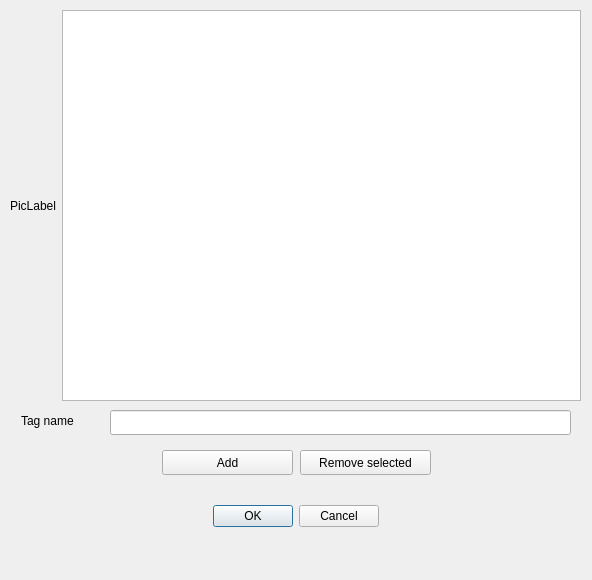
Old version of the form ShidBooru/ItemEditor.ui in the repository lsalmon/ShidBooru.
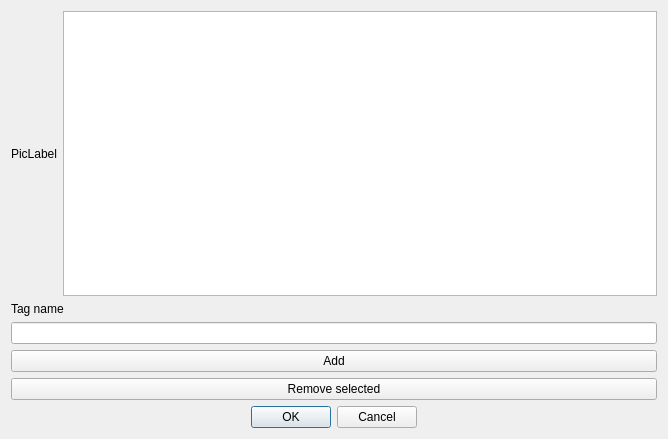
New version of the form.

Commit message: Fix resizing of pictures in item editor by adding vertical layout to QDialog

Patch:
```diff
--- a/ShidBooru/ItemEditor.ui
+++ b/ShidBooru/ItemEditor.ui
@@ -6,42 +6,19 @@
    <rect>
     <x>0</x>
     <y>0</y>
-    <width>592</width>
-    <height>580</height>
+    <width>668</width>
+    <height>439</height>
    </rect>
   </property>
   <property name="windowTitle">
    <string>Dialog</string>
   </property>
-  <widget class="QDialogButtonBox" name="buttonBox">
-   <property name="geometry">
-    <rect>
-     <x>10</x>
-     <y>500</y>
-     <width>571</width>
-     <height>32</height>
-    </rect>
-   </property>
-   <property name="orientation">
-    <enum>Qt::Horizontal</enum>
-   </property>
-   <property name="standardButtons">
-    <set>QDialogButtonBox::Cancel|QDialogButtonBox::Ok</set>
-   </property>
-   <property name="centerButtons">
-    <bool>true</bool>
-   </property>
-  </widget>
-  <widget class="QWidget" name="horizontalLayoutWidget">
-   <property name="geometry">
-    <rect>
-     <x>10</x>
-     <y>10</y>
-     <width>571</width>
-     <height>391</height>
-    </rect>
-   </property>
+  <layout class="QVBoxLayout" name="verticalLayout">
+   <item>
    <layout class="QHBoxLayout" name="horizontalLayout">
+     <property name="sizeConstraint">
+      <enum>QLayout::SetDefaultConstraint</enum>
+     </property>
     <item>
      <widget class="QLabel" name="picture">
       <property name="text">
@@ -50,59 +27,52 @@
      </widget>
     </item>
     <item>
-     <widget class="QListView" name="tagListView"/>
-    </item>
-   </layout>
-  </widget>
-  <widget class="QLineEdit" name="tagLineEdit">
-   <property name="geometry">
-    <rect>
-     <x>110</x>
-     <y>410</y>
-     <width>461</width>
-     <height>25</height>
-    </rect>
-   </property>
-  </widget>
+      <widget class="QListView" name="tagListView">
+       <property name="wordWrap">
+        <bool>false</bool>
+       </property>
+      </widget>
+     </item>
+    </layout>
+   </item>
+   <item>
+    <widget class="QLabel" name="tagLineLabel">
+     <property name="text">
+      <string>Tag name</string>
+     </property>
+    </widget>
+   </item>
+   <item>
+    <widget class="QLineEdit" name="tagLineEdit"/>
+   </item>
+   <item>
   <widget class="QPushButton" name="addButton">
-   <property name="geometry">
-    <rect>
-     <x>162</x>
-     <y>450</y>
-     <width>131</width>
-     <height>25</height>
-    </rect>
-   </property>
    <property name="text">
     <string>Add</string>
    </property>
   </widget>
+   </item>
+   <item>
   <widget class="QPushButton" name="removeButton">
-   <property name="geometry">
-    <rect>
-     <x>300</x>
-     <y>450</y>
-     <width>131</width>
-     <height>25</height>
-    </rect>
-   </property>
    <property name="text">
     <string>Remove selected</string>
    </property>
   </widget>
-  <widget class="QLabel" name="tagLineLabel">
-   <property name="geometry">
-    <rect>
-     <x>21</x>
-     <y>410</y>
-     <width>71</width>
-     <height>21</height>
-    </rect>
-   </property>
-   <property name="text">
-    <string>Tag name</string>
-   </property>
-  </widget>
+   </item>
+   <item>
+    <widget class="QDialogButtonBox" name="buttonBox">
+     <property name="orientation">
+      <enum>Qt::Horizontal</enum>
+     </property>
+     <property name="standardButtons">
+      <set>QDialogButtonBox::Cancel|QDialogButtonBox::Ok</set>
+     </property>
+     <property name="centerButtons">
+      <bool>true</bool>
+     </property>
+    </widget>
+   </item>
+  </layout>
  </widget>
  <resources/>
  <connections>
```
Lines whose indentation alone changed are shown as unchanged. The commit also changes 1 other file.
